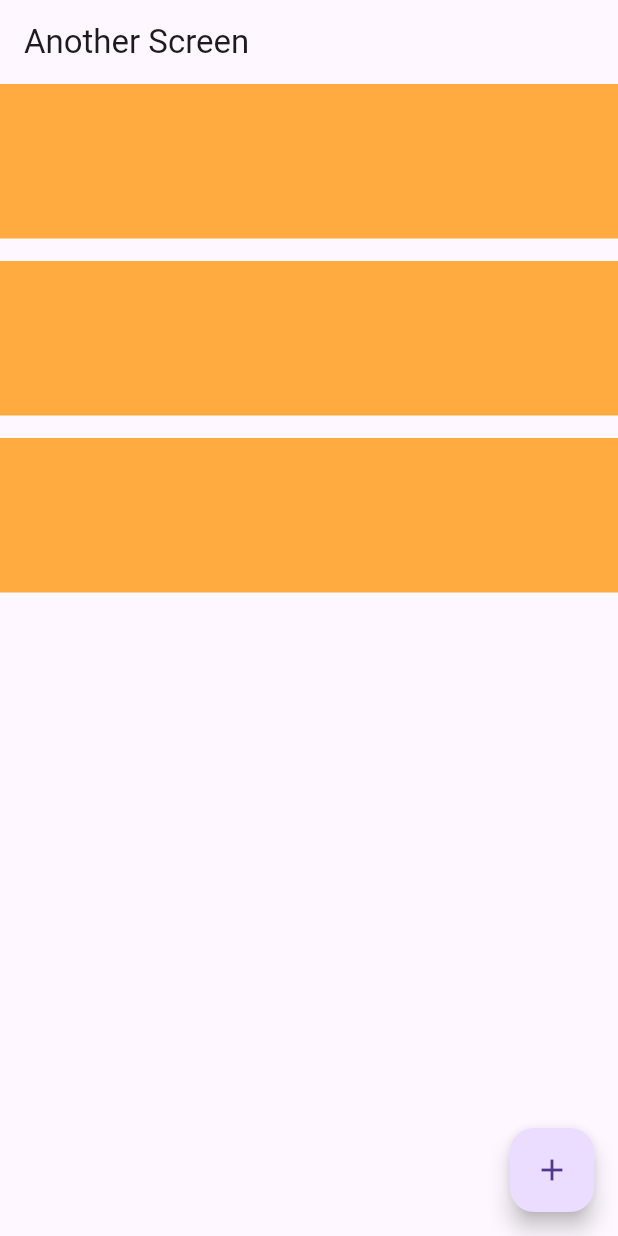
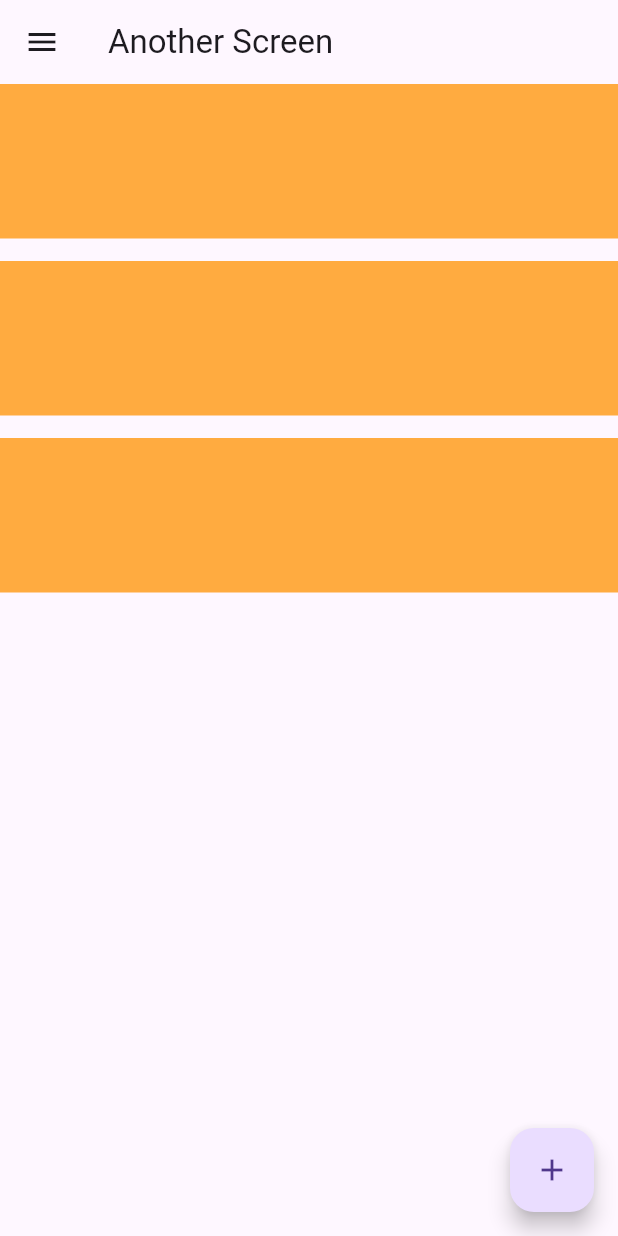
Before and after one commit to Mehedihasan8231/To_Do_List, a Flutter app: the screen it shows after launch, on a phone screen of 412 x 824 dp. Run offline on Flutter 3.47's test engine with Material 3 defaults, Android fonts, the phone set to English and light mode, and no system bars; missing offline and left inert: msh_checkbox.

```diff
--- a/lib/extra_screen.dart
+++ b/lib/extra_screen.dart
@@ -7,6 +7,9 @@ class ExtraScreen extends StatelessWidget {
   Widget build(BuildContext context) {
     return Scaffold(
       appBar: AppBar(title: Text('Another Screen'),),
+      drawer: Drawer(child: Scaffold(
+        backgroundColor: Colors.black,
+      ),),
       body: Column(
         children: [
           Container(height: MediaQuery.of(context).size.height/8,
```
